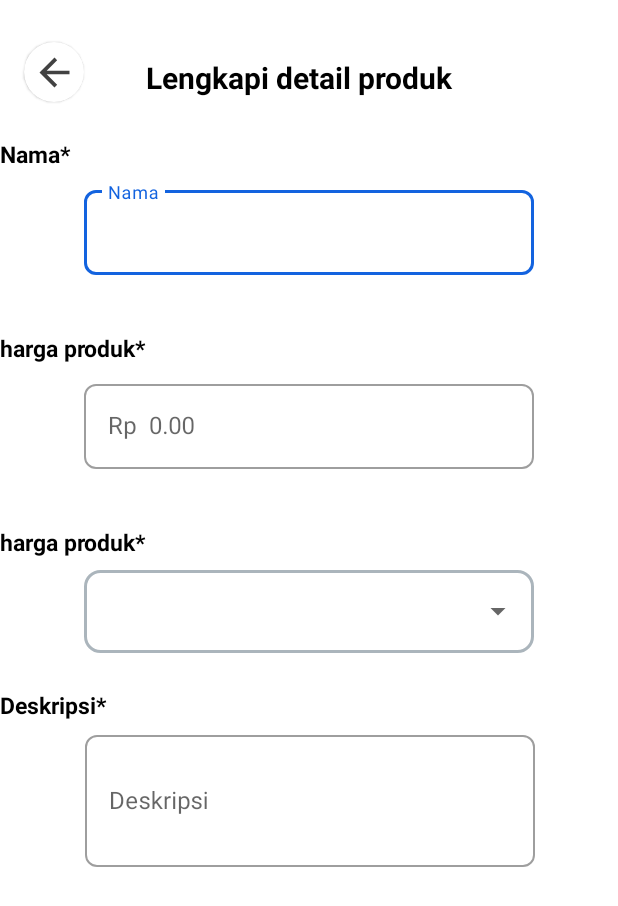
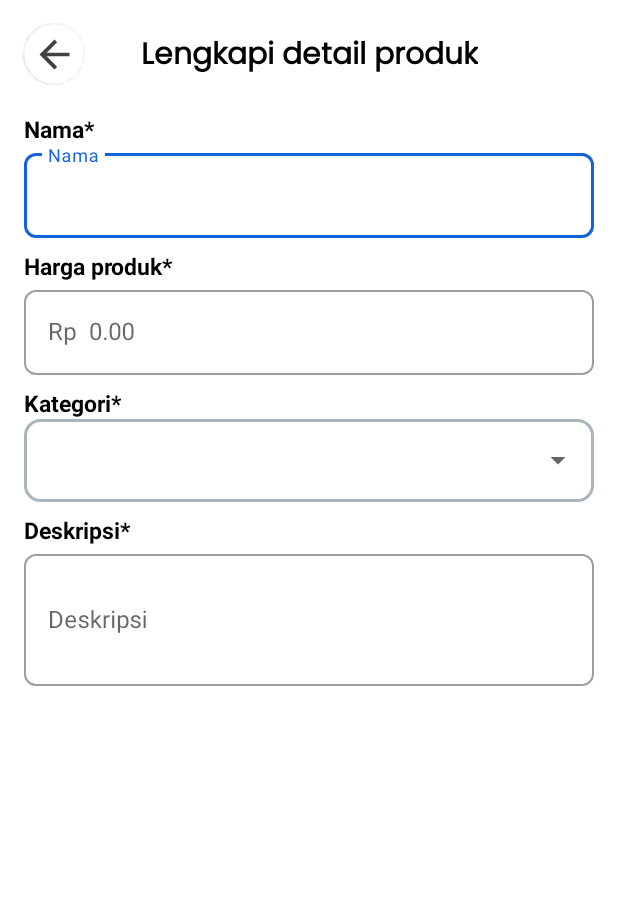
Before and after one commit to Than1st/SecondHand, an Android app built with Jetpack Compose: the fragment Fragment_lengkapiDetail shown on its own in the app's theme, on a phone screen of 412 x 824 dp. Shown: the top 906 px of the screen. Run offline under Robolectric (Android 15) with nearby library versions, the phone set to English and light mode, and no system bars.

Commit message:
edit UI lengkapi detail produk

```diff
--- a/app/src/main/java/com/group4/secondhand/ui/daftarjual/DaftarJualFragment.kt
+++ b/app/src/main/java/com/group4/secondhand/ui/daftarjual/DaftarJualFragment.kt
@@ -7,28 +7,7 @@ import android.view.View
 import android.view.ViewGroup
 import com.group4.secondhand.R
 
-// TODO: Rename parameter arguments, choose names that match
-// the fragment initialization parameters, e.g. ARG_ITEM_NUMBER
-private const val ARG_PARAM1 = "param1"
-private const val ARG_PARAM2 = "param2"
-
-/**
- * A simple [Fragment] subclass.
- * Use the [DaftarJualFragment.newInstance] factory method to
- * create an instance of this fragment.
- */
 class DaftarJualFragment : Fragment() {
-    // TODO: Rename and change types of parameters
-    private var param1: String? = null
-    private var param2: String? = null
-
-    override fun onCreate(savedInstanceState: Bundle?) {
-        super.onCreate(savedInstanceState)
-        arguments?.let {
-            param1 = it.getString(ARG_PARAM1)
-            param2 = it.getString(ARG_PARAM2)
-        }
-    }
 
     override fun onCreateView(
         inflater: LayoutInflater, container: ViewGroup?,
@@ -38,23 +17,4 @@ class DaftarJualFragment : Fragment() {
         return inflater.inflate(R.layout.fragment_daftar_jual, container, false)
     }
 
-    companion object {
-        /**
-         * Use this factory method to create a new instance of
-         * this fragment using the provided parameters.
-         *
-         * @param param1 Parameter 1.
-         * @param param2 Parameter 2.
-         * @return A new instance of fragment DaftarJualFragment.
-         */
-        // TODO: Rename and change types and number of parameters
-        @JvmStatic
-        fun newInstance(param1: String, param2: String) =
-            DaftarJualFragment().apply {
-                arguments = Bundle().apply {
-                    putString(ARG_PARAM1, param1)
-                    putString(ARG_PARAM2, param2)
-                }
-            }
-    }
 }
--- a/app/src/main/res/layout/fragment_lengkapi_detail.xml
+++ b/app/src/main/res/layout/fragment_lengkapi_detail.xml
@@ -10,7 +10,7 @@
         android:layout_width="40dp"
         android:layout_height="40dp"
         android:layout_marginStart="16dp"
-        android:layout_marginTop="28dp"
+        android:layout_marginTop="16dp"
         app:cardCornerRadius="20dp"
         app:layout_constraintStart_toStartOf="parent"
         app:layout_constraintTop_toTopOf="parent">
@@ -22,42 +22,44 @@
             android:background="@drawable/round_outline"
             android:src="@drawable/ic_back_icon_smaller" />
     </com.google.android.material.card.MaterialCardView>
+
     <TextView
         android:id="@+id/tv_desk_detail"
         android:layout_width="wrap_content"
         android:layout_height="30dp"
+        android:text="Lengkapi detail produk"
+        android:fontFamily="@font/poppins_regular"
+        android:textColor="@color/black"
         android:textSize="20sp"
-        android:layout_marginRight="110sp"
-        android:text="Lengkapi detail produk"
+        android:textStyle="bold"
         app:layout_constraintBottom_toBottomOf="@id/header_back"
         app:layout_constraintEnd_toEndOf="parent"
-        android:textColor="@color/black"
-        android:textStyle="bold"
-        />
+        app:layout_constraintStart_toStartOf="parent"
+        app:layout_constraintTop_toTopOf="@+id/header_back" />
+
     <TextView
         android:id="@+id/tv_nama"
-        android:layout_width="300dp"
+        android:layout_width="wrap_content"
         android:layout_height="wrap_content"
         android:layout_marginTop="24dp"
         android:text="Nama*"
         android:textColor="@color/black"
-        android:textSize="15dp"
+        android:textSize="15sp"
         android:textStyle="bold"
+        app:layout_constraintStart_toStartOf="@+id/nama_container"
         app:layout_constraintTop_toBottomOf="@id/tv_desk_detail"
-        tools:ignore="MissingConstraints"
-        tools:layout_editor_absoluteX="55dp" />
+        tools:ignore="MissingConstraints" />
 
     <com.google.android.material.textfield.TextInputLayout
         android:id="@+id/nama_container"
         style="@style/Widget.MaterialComponents.TextInputLayout.OutlinedBox"
-        android:layout_width="300dp"
-        android:layout_height="100dp"
-        android:layout_marginTop="8dp"
+        android:layout_width="0dp"
+        android:layout_height="wrap_content"
+        android:layout_marginHorizontal="16dp"
         app:boxCornerRadiusBottomEnd="8dp"
         app:boxCornerRadiusBottomStart="8dp"
         app:boxCornerRadiusTopEnd="8dp"
         app:boxCornerRadiusTopStart="8dp"
-        app:errorEnabled="true"
         app:layout_constraintEnd_toEndOf="parent"
         app:layout_constraintStart_toStartOf="parent"
         app:layout_constraintTop_toBottomOf="@id/tv_nama">
@@ -70,27 +72,27 @@
 
     <TextView
         android:id="@+id/tv_harga"
-        android:layout_width="300dp"
+        android:layout_width="wrap_content"
         android:layout_height="wrap_content"
-        android:text="harga produk*"
+        android:layout_marginTop="8dp"
+        android:text="Harga produk*"
         android:textColor="@color/black"
-        android:textSize="15dp"
+        android:textSize="15sp"
         android:textStyle="bold"
+        app:layout_constraintStart_toStartOf="@+id/harga_container"
         app:layout_constraintTop_toBottomOf="@id/nama_container"
-        tools:ignore="MissingConstraints"
-        tools:layout_editor_absoluteX="55dp" />
+        tools:ignore="MissingConstraints" />
 
     <com.google.android.material.textfield.TextInputLayout
         android:id="@+id/harga_container"
         style="@style/Widget.MaterialComponents.TextInputLayout.OutlinedBox"
-        android:layout_width="300dp"
-        android:layout_height="100dp"
-        android:layout_marginTop="8dp"
+        android:layout_width="0dp"
+        android:layout_height="wrap_content"
+        android:layout_marginHorizontal="16dp"
         app:boxCornerRadiusBottomEnd="8dp"
         app:boxCornerRadiusBottomStart="8dp"
         app:boxCornerRadiusTopEnd="8dp"
         app:boxCornerRadiusTopStart="8dp"
-        app:errorEnabled="true"
         app:layout_constraintEnd_toEndOf="parent"
         app:layout_constraintStart_toStartOf="parent"
         app:layout_constraintTop_toBottomOf="@id/tv_harga">
@@ -100,24 +102,24 @@
             android:layout_height="wrap_content"
             android:hint="Rp  0.00" />
     </com.google.android.material.textfield.TextInputLayout>
+
     <TextView
         android:id="@+id/tv_kategori"
-        android:layout_width="300dp"
+        android:layout_width="wrap_content"
         android:layout_height="wrap_content"
-        android:text="harga produk*"
+        android:layout_marginTop="8dp"
+        android:text="Kategori*"
         android:textColor="@color/black"
-        android:textSize="15dp"
+        android:textSize="15sp"
         android:textStyle="bold"
+        app:layout_constraintStart_toStartOf="@+id/spin_detail"
         app:layout_constraintTop_toBottomOf="@id/harga_container"
-        tools:ignore="MissingConstraints"
-        tools:layout_editor_absoluteX="55dp" />
+        tools:ignore="MissingConstraints" />
     <com.google.android.material.textfield.TextInputLayout
         android:id="@+id/spin_detail"
-        android:layout_width="300dp"
+        android:layout_width="0dp"
         android:layout_height="55dp"
-        android:layout_marginStart="32dp"
-        android:layout_marginTop="8dp"
-        android:layout_marginEnd="32dp"
+        android:layout_marginHorizontal="16dp"
         app:layout_constraintEnd_toEndOf="parent"
         app:layout_constraintStart_toStartOf="parent"
         app:layout_constraintTop_toBottomOf="@id/tv_kategori"
@@ -129,32 +131,31 @@
             android:layout_height="match_parent"
             android:layout_weight="1" />
     </com.google.android.material.textfield.TextInputLayout>
+
     <TextView
         android:id="@+id/tv_deskripsi"
-        android:layout_width="300dp"
+        android:layout_width="wrap_content"
         android:layout_height="wrap_content"
-        android:layout_marginTop="24dp"
+        android:layout_marginTop="8dp"
         android:text="Deskripsi*"
         android:textColor="@color/black"
-        android:textSize="15dp"
+        android:textSize="15sp"
         android:textStyle="bold"
+        app:layout_constraintStart_toStartOf="@+id/alamat_container"
         app:layout_constraintTop_toBottomOf="@id/spin_detail"
-        tools:ignore="MissingConstraints"
-        tools:layout_editor_absoluteX="56dp" />
+        tools:ignore="MissingConstraints" />
 
     <com.google.android.material.textfield.TextInputLayout
         android:id="@+id/alamat_container"
         style="@style/Widget.MaterialComponents.TextInputLayout.OutlinedBox"
-        android:layout_width="300dp"
-        android:layout_height="100dp"
-        android:layout_marginTop="4dp"
+        android:layout_width="0dp"
+        android:layout_height="wrap_content"
+        android:layout_marginHorizontal="16dp"
         app:boxCornerRadiusBottomEnd="8dp"
         app:boxCornerRadiusBottomStart="8dp"
         app:boxCornerRadiusTopEnd="8dp"
         app:boxCornerRadiusTopStart="8dp"
-        app:errorEnabled="true"
         app:layout_constraintEnd_toEndOf="parent"
-        app:layout_constraintHorizontal_bias="0.504"
         app:layout_constraintStart_toStartOf="parent"
         app:layout_constraintTop_toBottomOf="@id/tv_deskripsi">
 
```
